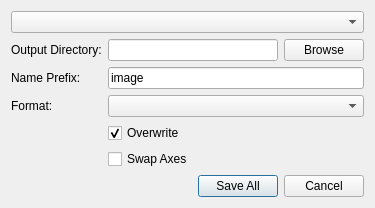
Old version of the form mantidimaging/gui/ui/save_dialog.ui in the repository mantidproject/mantidimaging.
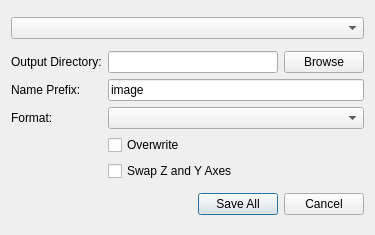
New version of the form.

Patch:
```diff
--- a/mantidimaging/gui/ui/save_dialog.ui
+++ b/mantidimaging/gui/ui/save_dialog.ui
@@ -7,7 +7,7 @@
     <x>0</x>
     <y>0</y>
     <width>375</width>
-    <height>206</height>
+    <height>235</height>
    </rect>
   </property>
   <property name="windowTitle">
@@ -70,14 +70,14 @@
         <string>Overwrite</string>
        </property>
        <property name="checked">
-        <bool>true</bool>
+        <bool>false</bool>
        </property>
       </widget>
      </item>
      <item row="4" column="1">
       <widget class="QCheckBox" name="swapAxes">
        <property name="text">
-        <string>Swap Axes</string>
+        <string>Swap Z and Y Axes</string>
        </property>
       </widget>
      </item>
```
Left out of the diff: 3 changed lines with no effect on the pictures.
